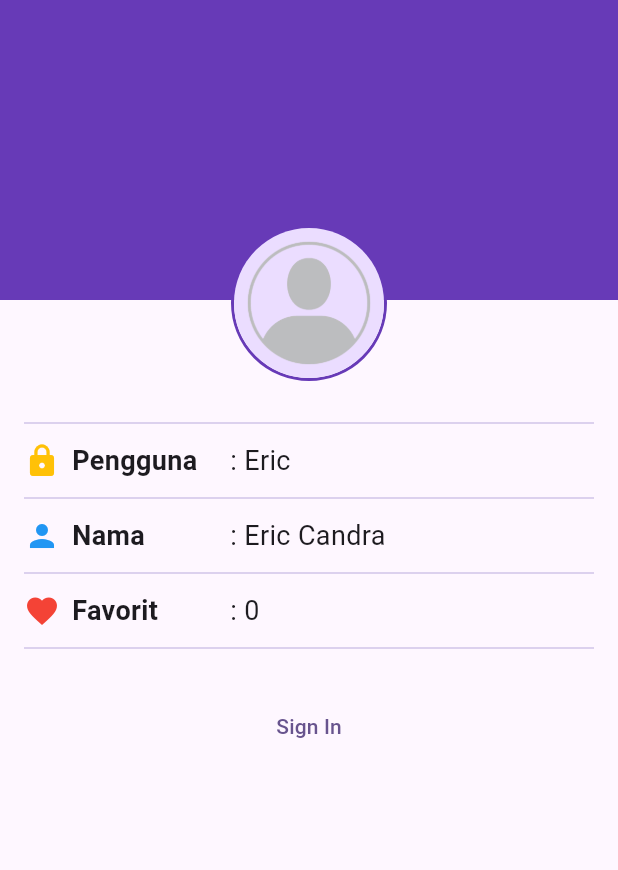
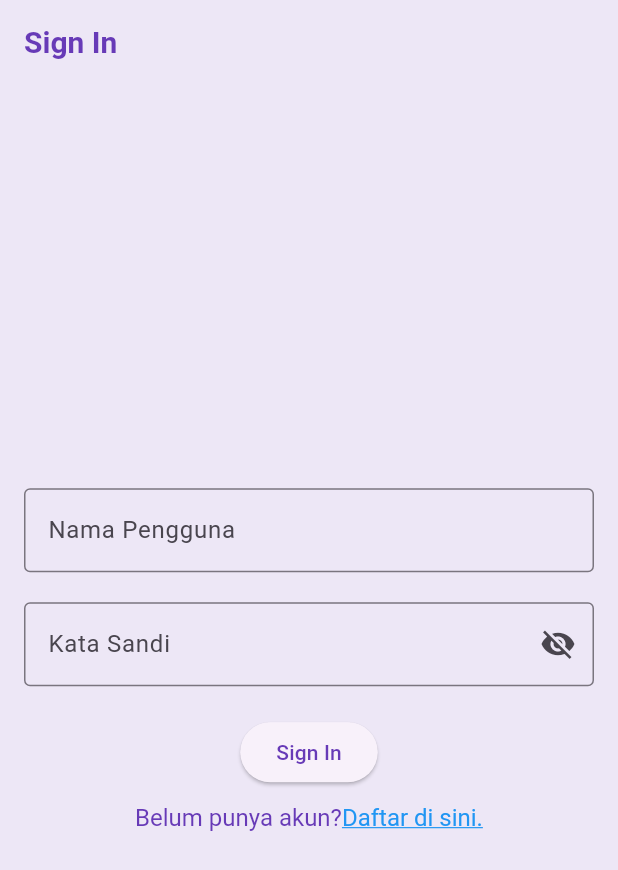
Before and after one commit to 2024-2025-Gasal-PABI-SI5A/project-wisata-candi-ericcandra, a Flutter app: the screen it shows after launch, on a phone screen of 412 x 824 dp. Shown: the top 870 px of the screen. Run offline on Flutter 3.47's test engine with Material 3 defaults, Android fonts, the phone set to English and light mode, and no system bars.

Commit message:
done part 4 membuat sign in screen

```diff
--- a/wisata_candi/lib/main.dart
+++ b/wisata_candi/lib/main.dart
@@ -2,6 +2,7 @@ import 'package:flutter/material.dart';
 import 'package:wisata_candi/data/candi_data.dart';
 import 'package:wisata_candi/screens/detail_screen.dart';
 import 'package:wisata_candi/screens/profile_screen.dart';
+import 'package:wisata_candi/screens/signin_screen.dart';
 
 void main() {
   runApp(const MainApp());
@@ -15,11 +16,23 @@ class MainApp extends StatelessWidget {
     return MaterialApp(
       title: 'wisata candi',
       theme: ThemeData(
-        colorScheme: ColorScheme.fromSeed(seedColor:  Colors.deepPurple),
+        appBarTheme: const AppBarTheme(
+          iconTheme: IconThemeData(color: Colors.deepPurple),
+          titleTextStyle: TextStyle(
+            color: Colors.deepPurple,
+            fontSize: 20,
+            fontWeight: FontWeight.bold,
+          ),
+        ),
+        colorScheme: ColorScheme.fromSeed(seedColor:  Colors.deepPurple).copyWith(
+          primary: Colors.deepPurple,
+          surface: Colors.deepPurple[50],
+        ),
         useMaterial3: true
       ),
       // home: DetailScreen(candi: candiList[0],),
-      home: ProfileScreen(),
+      // home: ProfileScreen(),
+      home: SignInScreen(),
     );
   }
 }
--- /dev/null
+++ b/wisata_candi/lib/screens/signin_screen.dart
@@ -0,0 +1,109 @@
+import 'package:flutter/material.dart';
+import 'package:flutter/gestures.dart';
+
+class SignInScreen extends StatefulWidget {
+  SignInScreen({super.key});
+
+  @override
+  State<SignInScreen> createState() => _SignInScreenState();
+}
+
+class _SignInScreenState extends State<SignInScreen> {
+  //TODO: 1. deklarasikan variabel
+  final TextEditingController _usernameController = TextEditingController();
+
+  final TextEditingController _passwordController = TextEditingController();
+
+  String _errorText = '';
+
+  bool _isSignIn = false;
+
+  bool _obscurePassword = true;
+
+  @override
+  Widget build(BuildContext context) {
+    return Scaffold(
+      // TODO: 2. pasang appbar
+      appBar:  AppBar(
+        title: const Text('Sign In'),
+      ),
+      // TODO: 3. pasang body
+      body: Center(
+        child: SingleChildScrollView(
+          child: Padding(
+            padding: const EdgeInsets.all(16),
+            child: Form(
+              child: Column(
+                // TODO: 4. atur mainAxisAlignment dan crossAxisAlignment
+                mainAxisAlignment: MainAxisAlignment.center,
+                crossAxisAlignment: CrossAxisAlignment.center,
+                children: [
+                  // TODO: 5. buat TextFormField untuk nama pengguna
+                  TextFormField(
+                    controller: _usernameController,
+                    decoration: const InputDecoration(
+                      labelText: 'Nama Pengguna',
+                      hintText: 'Masukkan nama pengguna',
+                      border: OutlineInputBorder(),
+                    ),
+                  ),
+                  // TODO: 6. buat TextFormField untuk kata sandi
+                  const SizedBox(height: 20,),
+                  TextFormField(
+                    controller: _passwordController,
+                    decoration: InputDecoration(
+                      labelText: 'Kata Sandi',
+                      hintText: 'Masukkan kata sandi',
+                      border: const OutlineInputBorder(),
+                      errorText: _errorText.isNotEmpty ? _errorText : null,
+                      suffixIcon: IconButton(
+                        onPressed: () {
+                          setState(() {
+                            _obscurePassword = !_obscurePassword;
+                          });
+                        },
+                        icon: Icon(
+                          _obscurePassword ? Icons.visibility_off : Icons.visibility,
+                        ),
+                      ),
+                    ),
+                    obscureText: _obscurePassword,
+                  ),
+                  // TODO: 7. buat ElevatedButton untuk Sign In
+                  const SizedBox(height: 20,),
+                  ElevatedButton(
+                    onPressed: () {},
+                    child: const Text('Sign In'),
+                  ),
+                  // TODO: 8. pasang text botton untuk sign up
+                  const SizedBox(height: 10,),
+                  // TextButton(
+                  //   onPressed: () {},
+                  //   child: Text('Belum punya akun? Daftar di sini.'),
+                  // ),
+                  RichText(
+                    text: TextSpan(
+                      text: 'Belum punya akun?',
+                      style: const TextStyle(fontSize: 16, color:  Colors.deepPurple),
+                      children: [
+                        TextSpan(
+                          text: 'Daftar di sini.',
+                          style: const TextStyle(
+                            fontSize: 16,
+                            color: Colors.blue,
+                            decoration: TextDecoration.underline,
+                          ),
+                          recognizer: TapGestureRecognizer()..onTap = () {},
+                        ),
+                      ],
+                    ),
+                  ),
+                ],
+              ),
+            ),
+          ),
+        ),
+      ),
+    );
+  }
+}
```
